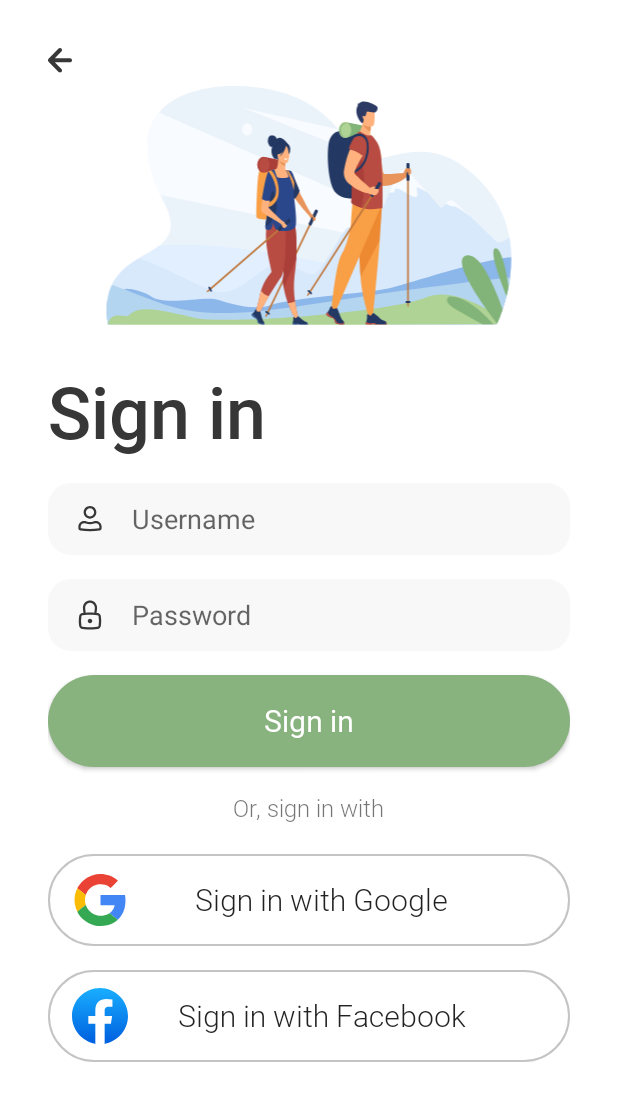
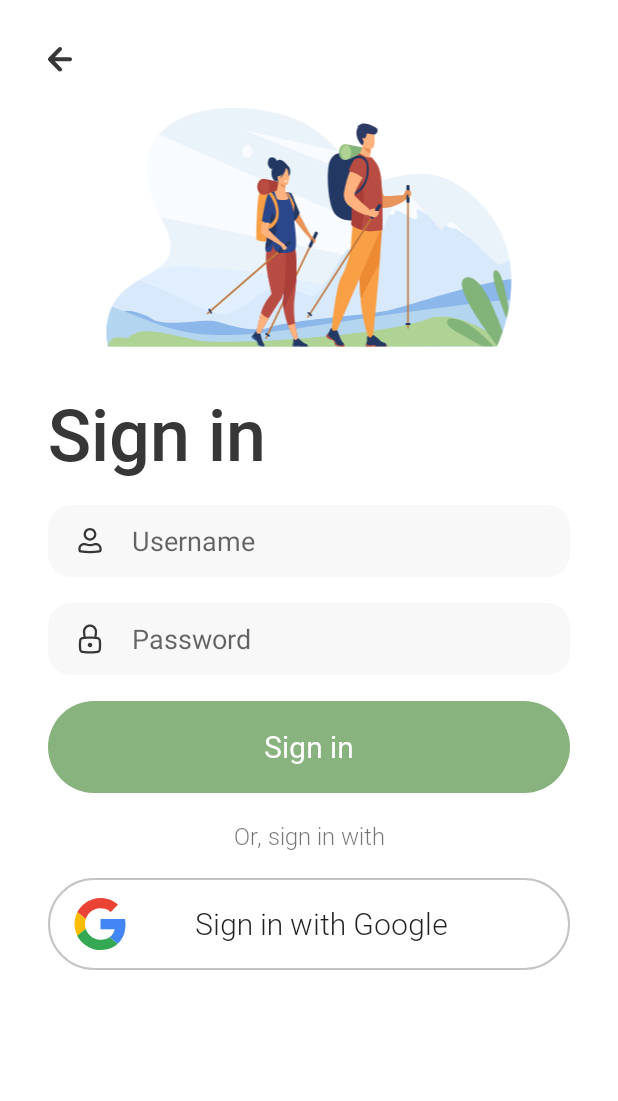
Before and after one commit to cxnturi0n/NaTour-Project-2122-N18, an Android app: the screen it shows after launch (AuthActivity), after a tap on "Sign in", on a phone screen of 412 x 824 dp. Shown: the top 1101 px of the screen. Run offline under Robolectric (Android 15) with nearby library versions, the phone set to English and light mode, and no system bars.

Commit message:
Code review + bugs fixed

```diff
--- a/Natour2022/app/src/main/AndroidManifest.xml
+++ b/Natour2022/app/src/main/AndroidManifest.xml
@@ -12,6 +12,7 @@
         android:theme="@style/Theme.Natour2022">
         <activity
             android:name=".PinActivity"
+            android:launchMode="singleTask"
             android:exported="false" />
         <activity
             android:name=".AuthActivity"
--- a/Natour2022/app/src/main/java/com/cinamidea/natour_2022/AuthActivity.java
+++ b/Natour2022/app/src/main/java/com/cinamidea/natour_2022/AuthActivity.java
@@ -1,15 +1,9 @@
 package com.cinamidea.natour_2022;
 
-import android.content.Intent;
 import android.os.Bundle;
 import android.view.View;
-import android.view.Window;
-import android.view.animation.Animation;
-import android.view.animation.AnimationUtils;
-import android.widget.Button;
 import android.widget.ImageButton;
 import android.widget.ImageView;
-
 import androidx.appcompat.app.AppCompatActivity;
 import androidx.fragment.app.Fragment;
 import androidx.fragment.app.FragmentManager;
@@ -17,47 +11,36 @@ import androidx.fragment.app.FragmentTransaction;
 
 public class AuthActivity extends AppCompatActivity {
 
-    protected ImageView auth_image;
-    protected ImageButton button_back;
+    private ImageView auth_image;
+    private ImageButton button_back;
 
 
     @Override
     protected void onCreate(Bundle savedInstanceState) {
 
-        // AppCompatDelegate.setDefaultNightMode(AppCompatDelegate.MODE_NIGHT_NO);
         super.onCreate(savedInstanceState);
-        getWindow().requestFeature(Window.FEATURE_NO_TITLE);
         setContentView(R.layout.activity_auth);
-        auth_image = findViewById(R.id.activityAuth_image);
-        button_back = findViewById(R.id.activityAuth_back);
 
+        setupViewComponents();
 
-        String data = getIntent().getExtras().getString("key");
-        if(data.equals("signin")) {
-
-            auth_image.setImageResource(R.drawable.image_signin);
-            changeFragment(new SigninFragment());
-
-        }
-
-        else {
-
-            auth_image.setImageResource(R.drawable.image_signup);
-            changeFragment(new SignupFragment());
-
-        }
+        // Prendo i parametri ricevuti tramite l'Intent e decido quale fragment utilizzare.
+        setupFragment();
 
 
         button_back.setOnClickListener(new View.OnClickListener() {
             @Override
             public void onClick(View v) {
-
                 finish();
-
-
             }
         });
 
+
+    }
+
+    private void setupViewComponents() {
+
+        auth_image = findViewById(R.id.activityAuth_image);
+        button_back = findViewById(R.id.activityAuth_back);
 
     }
 
@@ -76,6 +59,25 @@ public class AuthActivity extends AppCompatActivity {
 
     }
 
+    private void setupFragment() {
+
+        String data = getIntent().getExtras().getString("key");
+        if(data.equals("signin")) {
+
+            auth_image.setImageResource(R.drawable.image_signin);
+            changeFragment(new SigninFragment());
+
+        }
+
+        else {
+
+            auth_image.setImageResource(R.drawable.image_signup);
+            changeFragment(new SignupFragment());
+
+        }
+
+    }
+
 
 
 }
--- a/Natour2022/app/src/main/java/com/cinamidea/natour_2022/MainActivity.java
+++ b/Natour2022/app/src/main/java/com/cinamidea/natour_2022/MainActivity.java
@@ -1,9 +1,7 @@
 package com.cinamidea.natour_2022;
 
 import androidx.appcompat.app.AppCompatActivity;
-import androidx.appcompat.app.AppCompatDelegate;
 import androidx.constraintlayout.motion.widget.MotionLayout;
-
 import android.content.Intent;
 import android.os.Bundle;
 import android.os.Handler;
@@ -14,8 +12,10 @@ import android.widget.Button;
 
 public class MainActivity extends AppCompatActivity {
 
-    private Button button_signin, button_signup;
-    private Animation scale_up, scale_down;
+    private Button button_signin;
+    private Button button_signup;
+    private Animation anim_scale_up;
+    private Animation anim_scale_down;
     private Intent intent;
 
     @Override
@@ -24,15 +24,33 @@ public class MainActivity extends AppCompatActivity {
         super.onCreate(savedInstanceState);
         setContentView(R.layout.activity_main);
 
-        animHomepage();
-        loadButtons();
-        buttonsListener();
+        // Identifica le varie componenti assegnandole.
+        setupViewComponents();
 
+        //Avvia l'animazione iniziale
+        runAnimation();
+
+
+        /* Al touch di un button, viene effettuata l'animazione e avvia l'activity, passando
+        * i parametri che serviranno successivamente a capire quale fragment utilizzare
+        * nella nuova activity. */
+        runButtonListeners();
+
+
+
+    }
+
+    private void setupViewComponents() {
+
+        button_signin =  findViewById(R.id.signin);
+        button_signup =  findViewById(R.id.signup);
+        anim_scale_up = AnimationUtils.loadAnimation(this, R.anim.scale_up);
+        anim_scale_down = AnimationUtils.loadAnimation(this, R.anim.scale_down);
         intent = new Intent(MainActivity.this, AuthActivity.class);
 
     }
 
-    private void animHomepage() {
+    private void runAnimation() {
 
         MotionLayout ml = findViewById(R.id.motionlayout);
         Handler handler = new Handler();
@@ -44,23 +62,36 @@ public class MainActivity extends AppCompatActivity {
 
     }
 
-    private void loadButtons() {
+    private void buttonAnimator(Button button) {
 
-        button_signin = findViewById(R.id.signin);
-        button_signup = findViewById(R.id.signup);
-        scale_up = AnimationUtils.loadAnimation(this, R.anim.scale_up);
-        scale_down = AnimationUtils.loadAnimation(this, R.anim.scale_down);
+        button.startAnimation(anim_scale_up);
+        button.startAnimation(anim_scale_down);
 
     }
 
-    private void buttonsListener() {
+    private void runIntent(Intent intent) {
+
+        Handler handler = new Handler();
+        handler.postDelayed(new Runnable() {
+            @Override
+            public void run() {
+
+                startActivity(intent);
+
+            }
+        },170);
+
+    }
+
+    private void runButtonListeners() {
 
         button_signin.setOnClickListener(new View.OnClickListener() {
             @Override
             public void onClick(View v) {
 
                 intent.putExtra("key", "signin");
-                buttonAnimation(button_signin);
+                buttonAnimator(button_signin);
+                runIntent(intent);
 
             }
         });
@@ -70,7 +101,8 @@ public class MainActivity extends AppCompatActivity {
             public void onClick(View v) {
 
                 intent.putExtra("key", "signup");
-                buttonAnimation(button_signup);
+                buttonAnimator(button_signup);
+                runIntent(intent);
 
 
             }
@@ -78,20 +110,4 @@ public class MainActivity extends AppCompatActivity {
 
     }
 
-    private void buttonAnimation(Button button) {
-
-        button.startAnimation(scale_up);
-        button.startAnimation(scale_down);
-        button.postDelayed(new Runnable() {
-            @Override
-            public void run() {
-
-                startActivity(intent);
-//                overridePendingTransition(R.anim.slide_in_right, R.anim.slide_out_left);
-
-            }
-        }, 200);
-
-    }
-
 }
--- a/Natour2022/app/src/main/res/layout/activity_auth.xml
+++ b/Natour2022/app/src/main/res/layout/activity_auth.xml
@@ -18,10 +18,10 @@
 
             <ImageButton
                 android:id="@+id/activityAuth_back"
-                android:layout_width="wrap_content"
-                android:layout_height="wrap_content"
-                android:layout_marginStart="32dp"
-                android:layout_marginTop="32dp"
+                android:layout_width="48dp"
+                android:layout_height="48dp"
+                android:layout_marginStart="16dp"
+                android:layout_marginTop="16dp"
                 android:background="@null"
                 app:srcCompat="@drawable/button_back"
                 tools:ignore="SpeakableTextPresentCheck,TouchTargetSizeCheck" />
@@ -42,9 +42,7 @@
                 android:layout_width="match_parent"
                 android:layout_height="match_parent"
                 android:layout_gravity="center"
-                android:layout_marginStart="32dp"
                 android:layout_marginTop="16dp"
-                android:layout_marginEnd="32dp"
                 android:layout_marginBottom="16dp" />
 
         </LinearLayout>
--- a/Natour2022/app/src/main/res/layout/fragment_signin.xml
+++ b/Natour2022/app/src/main/res/layout/fragment_signin.xml
@@ -5,9 +5,9 @@
     android:id="@+id/frameLayout"
     android:layout_width="match_parent"
     android:layout_height="match_parent"
-    tools:context=".SigninFragment"
+    android:focusable="true"
     android:focusableInTouchMode="true"
-    android:focusable="true">
+    tools:context=".SigninFragment">
 
     <TextView
         android:id="@+id/fragmentSignin_signintext"
@@ -18,6 +18,8 @@
         android:text="@string/activityRun_signin"
         android:textColor="#373737"
         android:textSize="48sp"
+        android:layout_marginHorizontal="32dp"
+        app:layout_constraintBottom_toTopOf="@+id/fragmentSignin_username"
         app:layout_constraintStart_toStartOf="parent"
         app:layout_constraintTop_toTopOf="parent" />
 
@@ -33,6 +35,8 @@
         android:inputType="text"
         android:minHeight="48dp"
         android:paddingStart="16dp"
+        android:layout_marginHorizontal="32dp"
+        app:layout_constraintBottom_toTopOf="@+id/fragmentSignin_password"
         app:layout_constraintEnd_toEndOf="parent"
         app:layout_constraintHorizontal_bias="0.5"
         app:layout_constraintStart_toStartOf="parent"
@@ -43,7 +47,7 @@
         android:id="@+id/fragmentSignin_password"
         android:layout_width="fill_parent"
         android:layout_height="wrap_content"
-        android:layout_marginTop="16dp"
+        android:layout_marginTop="17dp"
         android:background="@drawable/edittext_custom"
         android:drawableStart="@drawable/icon_lock"
         android:drawablePadding="16dp"
@@ -51,8 +55,10 @@
         android:inputType="textPassword"
         android:minHeight="48dp"
         android:paddingStart="16dp"
+        android:layout_marginHorizontal="32dp"
+        app:layout_constraintBottom_toTopOf="@+id/fragmentSignin_signin"
         app:layout_constraintEnd_toEndOf="parent"
-        app:layout_constraintHorizontal_bias="0.0"
+        app:layout_constraintHorizontal_bias="0.5"
         app:layout_constraintStart_toStartOf="parent"
         app:layout_constraintTop_toBottomOf="@+id/fragmentSignin_username"
         tools:ignore="TextContrastCheck" />
@@ -61,15 +67,15 @@
         android:id="@+id/fragmentSignin_orsigninwith"
         android:layout_width="wrap_content"
         android:layout_height="wrap_content"
-        android:layout_marginTop="16dp"
-        android:layout_marginBottom="33dp"
+        android:layout_marginTop="17dp"
         android:fontFamily="@font/roboto_light"
         android:text="@string/activityAuth_orsigninwith"
         android:textAlignment="center"
         android:textSize="16sp"
+        android:layout_marginHorizontal="32dp"
         app:layout_constraintBottom_toTopOf="@+id/fragmentSignin_signinwithgoogle"
         app:layout_constraintEnd_toEndOf="parent"
-        app:layout_constraintHorizontal_bias="0.498"
+        app:layout_constraintHorizontal_bias="0.5"
         app:layout_constraintStart_toStartOf="parent"
         app:layout_constraintTop_toBottomOf="@+id/fragmentSignin_signin" />
 
@@ -77,61 +83,43 @@
         android:id="@+id/fragmentSignin_signin"
         android:layout_width="fill_parent"
         android:layout_height="61dp"
-        android:layout_marginTop="16dp"
+        android:layout_marginTop="17dp"
         android:background="@drawable/button_signin"
         android:fontFamily="@font/roboto_regular"
         android:text="@string/activityRun_signin"
         android:textAllCaps="false"
         android:textColor="@color/white"
         android:textSize="20sp"
+        android:stateListAnimator="@null"
+        android:layout_marginHorizontal="32dp"
         app:layout_constraintBottom_toTopOf="@+id/fragmentSignin_orsigninwith"
         app:layout_constraintEnd_toEndOf="parent"
-        app:layout_constraintHorizontal_bias="0.0"
+        app:layout_constraintHorizontal_bias="0.5"
         app:layout_constraintStart_toStartOf="parent"
         app:layout_constraintTop_toBottomOf="@+id/fragmentSignin_password"
-        app:layout_constraintVertical_bias="0.0"
         tools:ignore="TextContrastCheck,DuplicateSpeakableTextCheck" />
 
     <android.widget.Button
         android:id="@+id/fragmentSignin_signinwithgoogle"
         android:layout_width="fill_parent"
         android:layout_height="61dp"
-        android:layout_marginTop="20dp"
+        android:layout_marginTop="17dp"
         android:background="@drawable/button_signup"
-        android:stateListAnimator="@null"
         android:drawableStart="@drawable/icon_google"
         android:drawablePadding="-37dp"
         android:fontFamily="@font/roboto_light"
         android:paddingStart="16dp"
+        android:stateListAnimator="@null"
         android:text="@string/activityAuth_signingoogle"
         android:textAlignment="center"
         android:textAllCaps="false"
         android:textSize="20sp"
-        app:layout_constraintEnd_toEndOf="parent"
-        app:layout_constraintHorizontal_bias="0.0"
-        app:layout_constraintStart_toStartOf="parent"
-        app:layout_constraintTop_toBottomOf="@+id/fragmentSignin_orsigninwith" />
-
-    <android.widget.Button
-        android:id="@+id/fragmentSignin_signinwithfacebook"
-        android:layout_width="fill_parent"
-        android:layout_height="61dp"
-        android:layout_marginTop="16dp"
-        android:background="@drawable/button_signup"
-        android:drawableStart="@drawable/icon_facebook"
-        android:drawablePadding="-37dp"
-        android:fontFamily="@font/roboto_light"
-        android:paddingStart="16dp"
-        android:stateListAnimator="@null"
-        android:text="@string/activityAuth_signinfacebook"
-        android:textAlignment="center"
-        android:textAllCaps="false"
-        android:textSize="20sp"
+        android:layout_marginHorizontal="32dp"
         app:layout_constraintBottom_toBottomOf="parent"
         app:layout_constraintEnd_toEndOf="parent"
-        app:layout_constraintHorizontal_bias="0.0"
+        app:layout_constraintHorizontal_bias="0.5"
         app:layout_constraintStart_toStartOf="parent"
-        app:layout_constraintTop_toBottomOf="@+id/fragmentSignin_signinwithgoogle"
+        app:layout_constraintTop_toBottomOf="@+id/fragmentSignin_orsigninwith"
         app:layout_constraintVertical_bias="0.0" />
 
 </androidx.constraintlayout.widget.ConstraintLayout>
```
Also changed, not shown: Natour2022/app/src/main/java/com/cinamidea/natour_2022/PinActivity.java (+38 -0 lines), Natour2022/app/src/main/java/com/cinamidea/natour_2022/SignupFragment.java (+59 -27 lines), Natour2022/app/src/main/res/layout/activity_pin.xml (+4 -3 lines), Natour2022/app/src/main/res/layout/fragment_signup.xml (+20 -8 lines).
